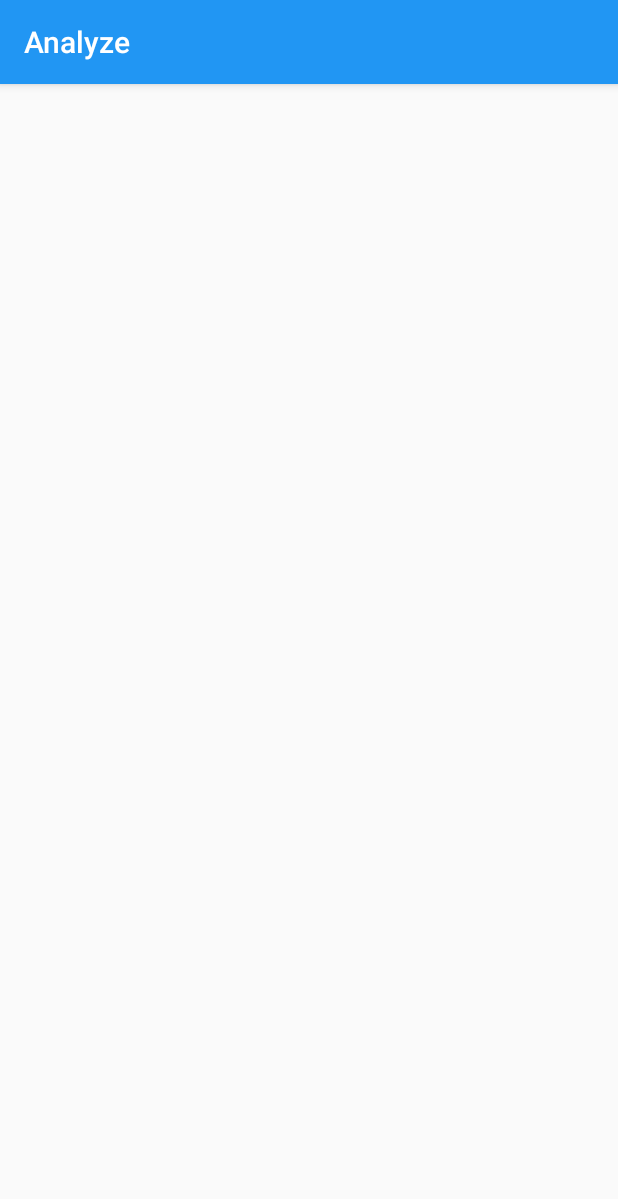
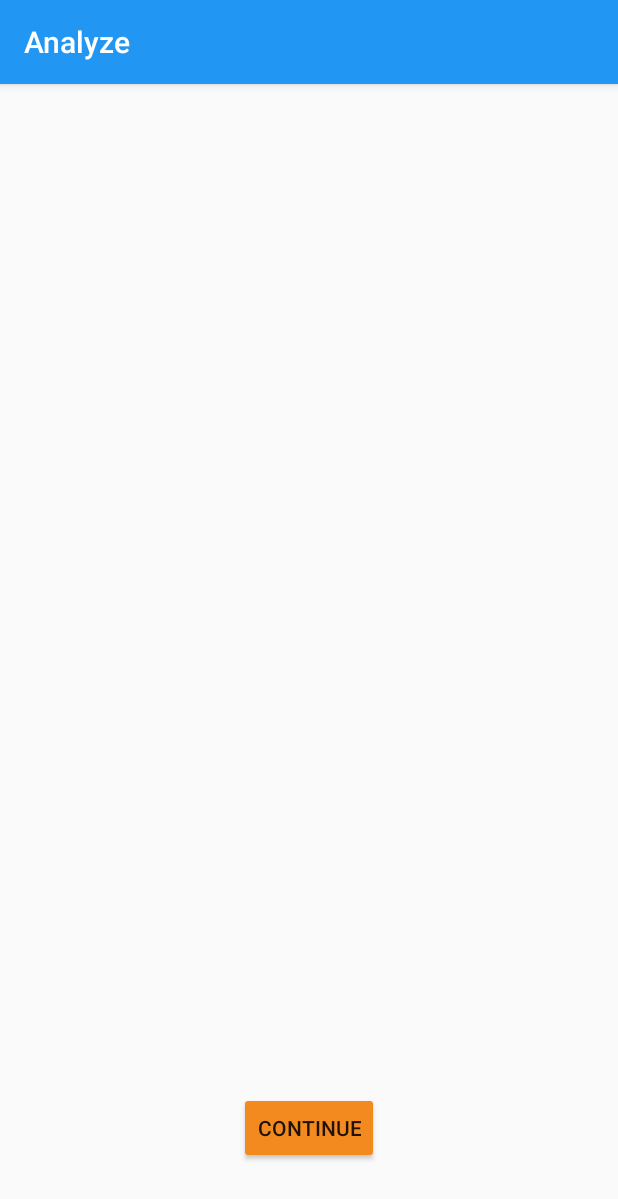
Before and after one commit to kylecorry31/KKAT-WiFi, an Android app: the AnalysisActivity screen opened directly, with no data from a screen before it, on a phone screen of 412 x 824 dp. Shown: the top 1199 px of the screen. Run offline under Robolectric (Android 15) with nearby library versions, the phone set to English and light mode, and no system bars.

```diff
--- a/app/src/main/java/com/teamwifi/kkatwifi/AnalysisActivity.java
+++ b/app/src/main/java/com/teamwifi/kkatwifi/AnalysisActivity.java
@@ -1,15 +1,28 @@
 package com.teamwifi.kkatwifi;
 
+import android.content.Intent;
 import android.os.Bundle;
 import android.support.v7.app.AppCompatActivity;
+import android.view.View;
+import android.widget.Button;
 
 public class AnalysisActivity extends AppCompatActivity {
+
+    private Button continueButton;
 
     @Override
     protected void onCreate(Bundle savedInstanceState) {
         super.onCreate(savedInstanceState);
         setContentView(R.layout.layout_analysis);
 
+        continueButton = (Button) findViewById(R.id.continue_button);
+
+        continueButton.setOnClickListener(new View.OnClickListener() {
+            @Override
+            public void onClick(View v) {
+                startActivity(new Intent(getApplicationContext(), ResultActivity.class));
+            }
+        });
 
     }
 
--- a/app/src/main/res/layout/layout_analysis.xml
+++ b/app/src/main/res/layout/layout_analysis.xml
@@ -9,7 +9,16 @@
     android:paddingRight="@dimen/activity_horizontal_margin"
     android:paddingTop="@dimen/activity_vertical_margin"
     app:layout_behavior="@string/appbar_scrolling_view_behavior"
-    tools:context="com.teamwifi.kkatwifi.AnalysisActivity"
-    >
+    tools:context="com.teamwifi.kkatwifi.AnalysisActivity">
+
+    <Button
+        android:layout_width="wrap_content"
+        android:layout_height="wrap_content"
+        android:layout_alignParentBottom="true"
+        android:layout_centerHorizontal="true"
+        android:layout_marginBottom="32dp"
+        android:id="@+id/continue_button"
+        android:backgroundTint="@color/colorAccent"
+        android:text="@string/continue_text" />
 
 </RelativeLayout>
--- a/app/src/main/res/values/strings.xml
+++ b/app/src/main/res/values/strings.xml
@@ -19,6 +19,7 @@
     <string name="dot">• </string>
     <string name="skip">SKIP</string>
     <string name="done">DONE</string>
+    <string name="continue_text">CONTINUE</string>
 
     <string name="key_first_time">firstTime</string>
     <string name="key_marshmallow">marshmallow</string>
```
Also changed, not shown: app/src/main/java/com/teamwifi/kkatwifi/ResultActivity.java (+17 -0 lines).
